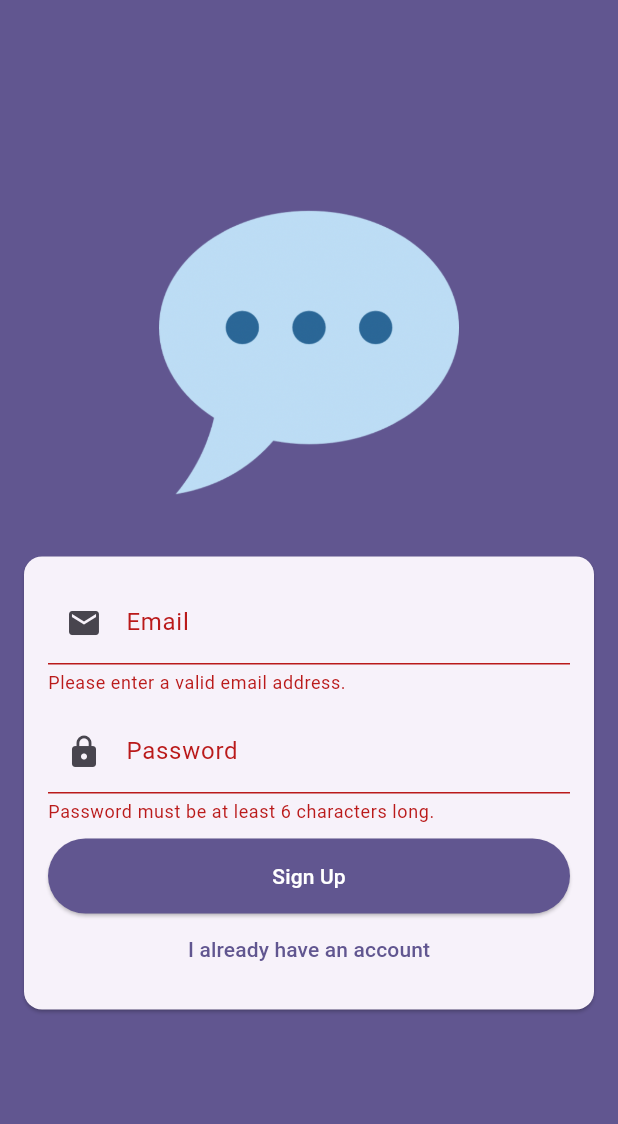
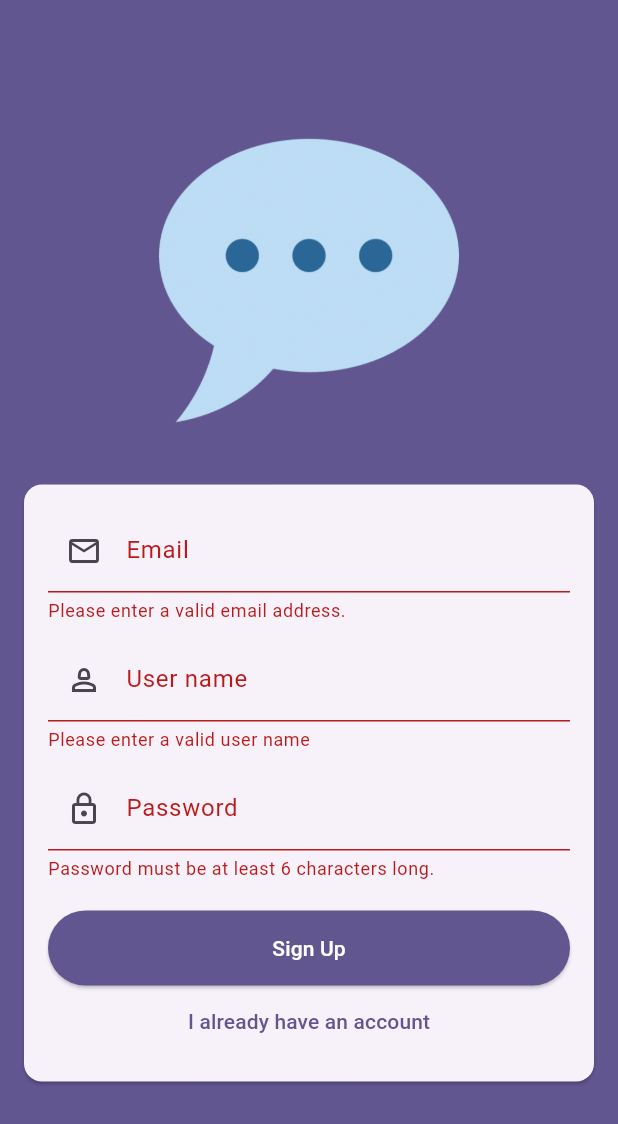
Before and after one commit to ahmedmohsen302/flutter_chat, a Flutter app: the screen it shows after launch, after a tap on "Login", after a tap on "Create new account", after a tap on "Sign Up", on a phone screen of 412 x 824 dp. Shown: the top 1124 px of the screen. Run offline on Flutter 3.47's test engine with Material 3 defaults, Android fonts, the phone set to English and light mode, and no system bars; our stand-ins replace cloud_firestore, firebase_auth, firebase_core; accounts and stored records are empty.

Commit message:
saved user data into firestore

```diff
--- a/lib/views/auth_view.dart
+++ b/lib/views/auth_view.dart
@@ -1,3 +1,4 @@
+import 'package:cloud_firestore/cloud_firestore.dart';
 import 'package:firebase_auth/firebase_auth.dart';
 import 'package:flutter/material.dart';
 
@@ -15,6 +16,8 @@ class _AuthViewState extends State<AuthView> {
   var _isLogin = true;
   var _email = '';
   var _password = '';
+  var _userName = '';
+  bool isAuthenticating = false;
   void _submitForm() async {
     if (!_formKey.currentState!.validate()) {
       return;
@@ -22,16 +25,23 @@ class _AuthViewState extends State<AuthView> {
     _formKey.currentState!.save();
 
     try {
+      setState(() {
+        isAuthenticating = true;
+      });
       if (_isLogin) {
         await _firebase.signInWithEmailAndPassword(
           email: _email,
           password: _password,
         );
       } else {
-        await _firebase.createUserWithEmailAndPassword(
+        final userCredential = await _firebase.createUserWithEmailAndPassword(
           email: _email,
           password: _password,
         );
+        FirebaseFirestore.instance
+            .collection('users')
+            .doc(userCredential.user!.uid)
+            .set({'username': _userName, 'email': _email});
       }
     } on FirebaseAuthException catch (error) {
       // Handle specific FirebaseAuthException errors
@@ -57,6 +67,9 @@ class _AuthViewState extends State<AuthView> {
           SnackBar(content: Text('An error occurred: ${error.message}')),
         );
       }
+      setState(() {
+        isAuthenticating = false;
+      });
       return;
     }
   }
@@ -95,7 +108,7 @@ class _AuthViewState extends State<AuthView> {
                           TextFormField(
                             decoration: const InputDecoration(
                               labelText: 'Email',
-                              prefixIcon: Icon(Icons.email),
+                              prefixIcon: Icon(Icons.email_outlined),
                             ),
                             keyboardType: TextInputType.emailAddress,
                             autocorrect: false,
@@ -112,11 +125,31 @@ class _AuthViewState extends State<AuthView> {
                               _email = value ?? '';
                             },
                           ),
+                          if (!_isLogin) const SizedBox(height: 10),
+                          if (!_isLogin)
+                            TextFormField(
+                              decoration: const InputDecoration(
+                                labelText: 'User name',
+                                prefixIcon: Icon(Icons.person_2_outlined),
+                              ),
+                              autocorrect: false,
+                              validator: (value) {
+                                if (value == null ||
+                                    value.isEmpty ||
+                                    value.trim().length < 6) {
+                                  return 'Please enter a valid user name';
+                                }
+                                return null;
+                              },
+                              onSaved: (value) {
+                                _userName = value!;
+                              },
+                            ),
                           const SizedBox(height: 10),
                           TextFormField(
                             decoration: const InputDecoration(
                               labelText: 'Password',
-                              prefixIcon: Icon(Icons.lock),
+                              prefixIcon: Icon(Icons.lock_outline),
                             ),
                             obscureText: true,
                             validator: (value) {
@@ -131,8 +164,10 @@ class _AuthViewState extends State<AuthView> {
                               _password = value ?? '';
                             },
                           ),
-                          const SizedBox(height: 10),
-                          ElevatedButton(
+                          const SizedBox(height: 20),
+                          isAuthenticating
+                              ? Center(child: CircularProgressIndicator())
+                              : ElevatedButton(
                                   style: ElevatedButton.styleFrom(
                                     minimumSize: const Size.fromHeight(50),
                                     shape: RoundedRectangleBorder(
--- a/pubspec.yaml
+++ b/pubspec.yaml
@@ -28,6 +28,7 @@ environment:
 # the latest version available on pub.dev. To see which dependencies have newer
 # versions available, run `flutter pub outdated`.
 dependencies:
+  cloud_firestore: ^5.6.11
   cupertino_icons: ^1.0.8
   firebase_auth: ^5.6.2
   firebase_core: ^3.15.1
```
Also changed, not shown: pubspec.lock, 3 other files. Lines whose indentation alone changed are shown as unchanged.
